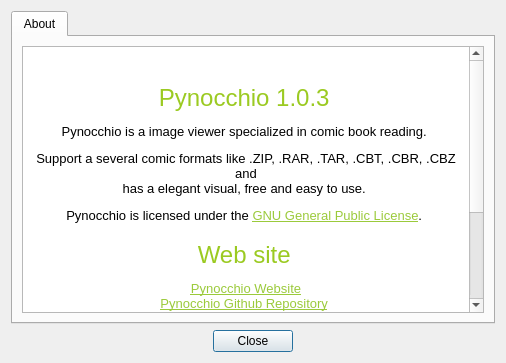
mstuttgart/pynocchio, file forms/about_dialog.ui: the form before one commit.
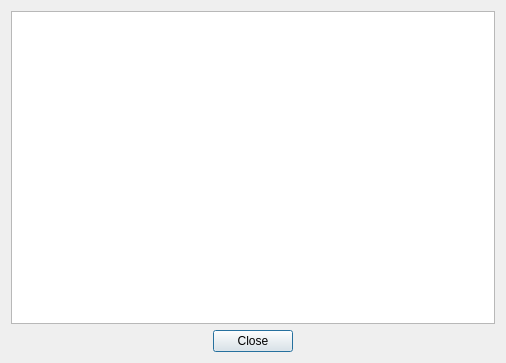
The form after the commit. Icons and pictures are not drawn.

Commit message: [REF] Remove tab widget from About Dialog

What changed in the file:
```diff
--- a/forms/about_dialog.ui
+++ b/forms/about_dialog.ui
@@ -34,19 +34,6 @@
   </property>
   <layout class="QVBoxLayout" name="verticalLayout">
    <item>
-    <widget class="QTabWidget" name="tabWidget">
-     <property name="locale">
-      <locale language="English" country="UnitedStates"/>
-     </property>
-     <property name="currentIndex">
-      <number>0</number>
-     </property>
-     <widget class="QWidget" name="about">
-      <attribute name="title">
-       <string>About</string>
-      </attribute>
-      <layout class="QHBoxLayout" name="horizontalLayout_2">
-       <item>
         <widget class="QTextBrowser" name="about_text_browser">
          <property name="maximumSize">
           <size>
@@ -64,18 +51,8 @@
           <string>&lt;!DOCTYPE HTML PUBLIC &quot;-//W3C//DTD HTML 4.0//EN&quot; &quot;http://www.w3.org/TR/REC-html40/strict.dtd&quot;&gt;
 &lt;html&gt;&lt;head&gt;&lt;meta name=&quot;qrichtext&quot; content=&quot;1&quot; /&gt;&lt;style type=&quot;text/css&quot;&gt;
 p, li { white-space: pre-wrap; }
-&lt;/style&gt;&lt;/head&gt;&lt;body style=&quot; font-family:'Noto Sans'; font-size:10pt; font-weight:400; font-style:normal;&quot;&gt;
-&lt;p align=&quot;center&quot; style=&quot; margin-top:12px; margin-bottom:12px; margin-left:0px; margin-right:0px; -qt-block-indent:0; text-indent:0px;&quot;&gt;&lt;img src=&quot;:/others/pynocchio.png&quot; /&gt; &lt;/p&gt;
-&lt;p align=&quot;center&quot; style=&quot; margin-top:18px; margin-bottom:12px; margin-left:0px; margin-right:0px; -qt-block-indent:0; text-indent:0px;&quot;&gt;&lt;span style=&quot; font-size:xx-large; color:#9bca22;&quot;&gt;Pynocchio 1.0.3&lt;/span&gt; &lt;/p&gt;
-&lt;p align=&quot;center&quot; style=&quot; margin-top:12px; margin-bottom:12px; margin-left:0px; margin-right:0px; -qt-block-indent:0; text-indent:0px;&quot;&gt;Pynocchio is a image viewer specialized in comic book reading. &lt;/p&gt;
-&lt;p align=&quot;center&quot; style=&quot; margin-top:12px; margin-bottom:12px; margin-left:0px; margin-right:0px; -qt-block-indent:0; text-indent:0px;&quot;&gt;Support a several comic formats like .ZIP, .RAR, .TAR, .CBT, .CBR, .CBZ and &lt;br /&gt;has a elegant visual, free and easy to use. &lt;/p&gt;
-&lt;p align=&quot;center&quot; style=&quot; margin-top:12px; margin-bottom:12px; margin-left:0px; margin-right:0px; -qt-block-indent:0; text-indent:0px;&quot;&gt;Pynocchio is licensed under the &lt;a href=&quot;https://github.com/pynocchio/pynocchio/raw/develop/LICENSE&quot;&gt;&lt;span style=&quot; text-decoration: underline; color:#9bca3b;&quot;&gt;GNU General Public License&lt;/span&gt;&lt;/a&gt;. &lt;/p&gt;
-&lt;p align=&quot;center&quot; style=&quot; margin-top:18px; margin-bottom:12px; margin-left:0px; margin-right:0px; -qt-block-indent:0; text-indent:0px;&quot;&gt;&lt;span style=&quot; font-size:xx-large; color:#9bca22;&quot;&gt;Web site&lt;/span&gt; &lt;/p&gt;
-&lt;p align=&quot;center&quot; style=&quot; margin-top:12px; margin-bottom:12px; margin-left:0px; margin-right:0px; -qt-block-indent:0; text-indent:0px;&quot;&gt;&lt;a href=&quot;http://pynocchio.github.io&quot;&gt;&lt;span style=&quot; text-decoration: underline; color:#9bca3b;&quot;&gt;Pynocchio Website&lt;/span&gt;&lt;/a&gt; &lt;br /&gt;&lt;a href=&quot;https://github.com/pynocchio/pynocchio&quot;&gt;&lt;span style=&quot; text-decoration: underline; color:#9bca3b;&quot;&gt;Pynocchio Github Repository&lt;/span&gt;&lt;/a&gt; &lt;/p&gt;
-&lt;p align=&quot;center&quot; style=&quot; margin-top:18px; margin-bottom:12px; margin-left:0px; margin-right:0px; -qt-block-indent:0; text-indent:0px;&quot;&gt;&lt;span style=&quot; font-size:xx-large; color:#9bca22;&quot;&gt;Third-party resources&lt;/span&gt; &lt;/p&gt;
-&lt;p align=&quot;center&quot; style=&quot; margin-top:12px; margin-bottom:12px; margin-left:0px; margin-right:0px; -qt-block-indent:0; text-indent:0px;&quot;&gt;Pynocchio use some icons from &lt;a href=&quot;https://store.kde.org/content/show.php/elementary+USU?content=148128&quot;&gt;&lt;span style=&quot; text-decoration: underline; color:#9bca3b;&quot;&gt;Elementary USU Icon Theme&lt;/span&gt;&lt;/a&gt;. &lt;/p&gt;
-&lt;p align=&quot;center&quot; style=&quot; margin-top:18px; margin-bottom:12px; margin-left:0px; margin-right:0px; -qt-block-indent:0; text-indent:0px;&quot;&gt;&lt;span style=&quot; font-size:xx-large; color:#9bca22;&quot;&gt;Credits&lt;/span&gt; &lt;/p&gt;
-&lt;p align=&quot;center&quot; style=&quot; margin-top:12px; margin-bottom:12px; margin-left:0px; margin-right:0px; -qt-block-indent:0; text-indent:0px;&quot;&gt;Copyright(C) 2014-2016 by &lt;a href=&quot;https://github.com/mstuttgart/&quot;&gt;&lt;span style=&quot; text-decoration: underline; color:#9bca3b;&quot;&gt;Michell Stuttgart Faria&lt;/span&gt;&lt;/a&gt; &lt;/p&gt;&lt;/body&gt;&lt;/html&gt;</string>
+&lt;/style&gt;&lt;/head&gt;&lt;body style=&quot; font-family:'Noto Sans'; font-size:9pt; font-weight:400; font-style:normal;&quot;&gt;
+&lt;p style=&quot;-qt-paragraph-type:empty; margin-top:0px; margin-bottom:0px; margin-left:0px; margin-right:0px; -qt-block-indent:0; text-indent:0px;&quot;&gt;&lt;br /&gt;&lt;/p&gt;&lt;/body&gt;&lt;/html&gt;</string>
          </property>
          <property name="source">
           <url>
@@ -90,10 +67,6 @@
          <property name="openExternalLinks">
           <bool>true</bool>
          </property>
-        </widget>
-       </item>
-      </layout>
-     </widget>
     </widget>
    </item>
    <item>
```
Lines whose indentation alone changed are shown as unchanged. The commit also changes 2 other files.
